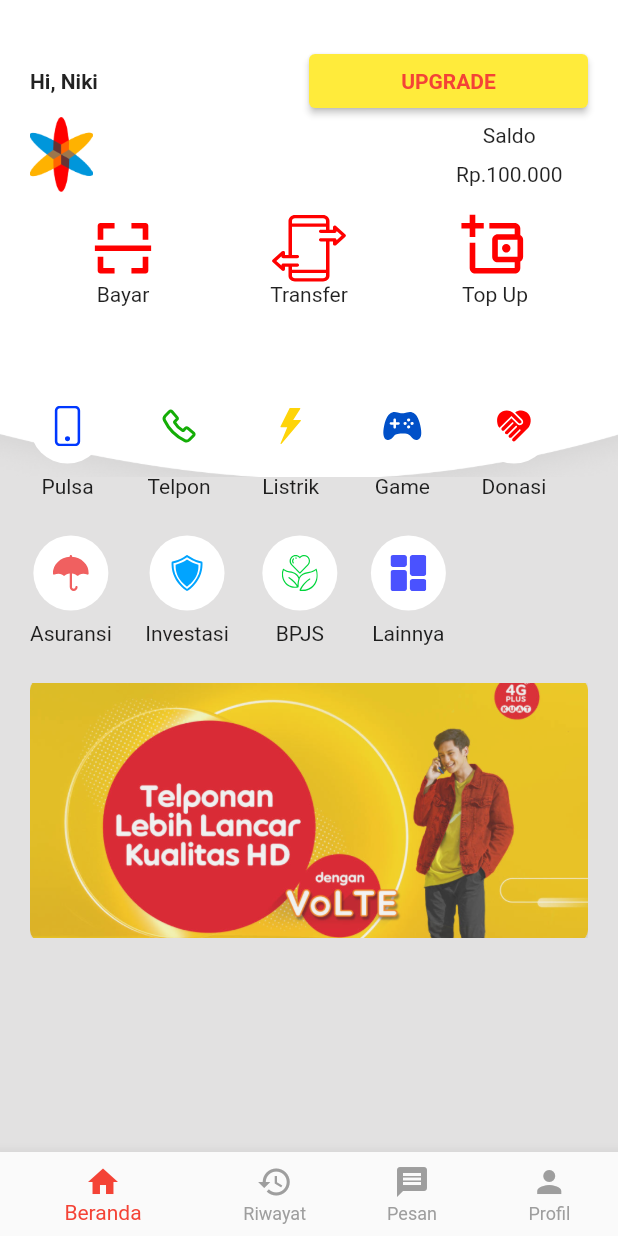
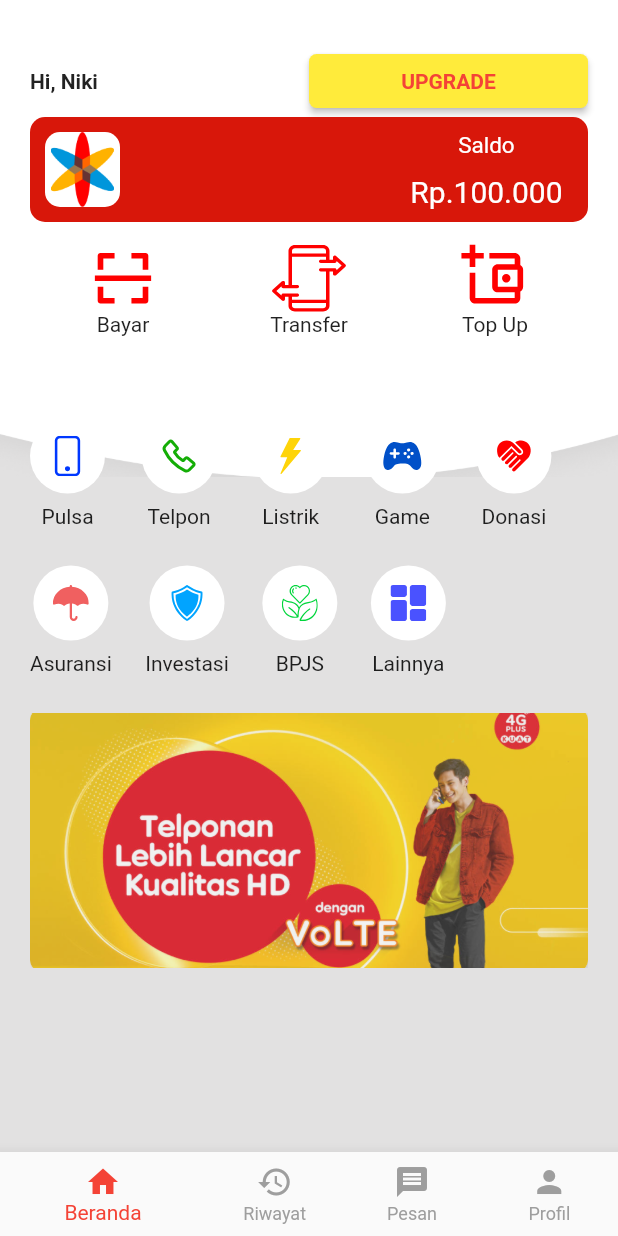
Before and after one commit to finnn28/infoin_ewallet, a Flutter app: the screen it shows after launch, after a tap on "Login", on a phone screen of 412 x 824 dp. Run offline on Flutter 3.47's test engine with Material 3 defaults, Android fonts, the phone set to English and light mode, and no system bars; our stand-ins replace flutter_svg.

Commit message:
Refactor: Update code

```diff
--- a/lib/Pages/home.dart
+++ b/lib/Pages/home.dart
@@ -50,6 +50,22 @@
     setState(() {
       _selectedIndex = index;
     });
+    switch (index) {
+      case 0:
+        Navigator.pushReplacementNamed(context, '/home');
+        break;
+      case 1:
+        Navigator.pushReplacementNamed(context, '/riwayat');
+        break;
+      case 2:
+        Navigator.pushReplacementNamed(context, '/pesan');
+        break;
+      case 3:
+        Navigator.pushReplacementNamed(context, '/profile');
+        break;
+      default:
+        throw Exception('Invalid index');
+    }
   }
 
   @override
@@ -82,6 +98,11 @@
                     )),
                     Expanded(
                         child: ElevatedButton(
+                            style: ElevatedButton.styleFrom(
+                              shape: RoundedRectangleBorder(
+                                borderRadius: BorderRadius.circular(5),
+                              ),
+                            ),
                             onPressed: () {
                               Navigator.push(
                                 context,
@@ -97,31 +118,60 @@
                             ))),
                   ],
                 ),
-                Row(
+                Container(
+                  width: double.infinity,
+                  height: 70,
+                  decoration: BoxDecoration(
+                    color: const Color.fromARGB(255, 216, 23, 10),
+                    borderRadius: BorderRadius.all(Radius.circular(10.0)),
+                  ),
+                  child: Row(
                     mainAxisAlignment: MainAxisAlignment.spaceBetween,
                     children: [
-                    Expanded(
+                      Padding(
+                        padding: const EdgeInsets.all(10.0),
+                        child: Container(
+                          width: 50,
+                          height: 50,
+                          decoration: BoxDecoration(
+                            color: Colors.white,
+                            borderRadius:
+                                BorderRadius.all(Radius.circular(10.0)),
+                          ),
+                          child: Center(
                               child: Image.asset(
                             'assets/images/img_image_1.png',
                             height: 50,
                             alignment: Alignment.centerLeft,
                           )),
+                        ),
+                      ),
                       const Padding(
                         padding: EdgeInsets.only(right: 17),
                         child: Column(
                           children: [
+                            SizedBox(
+                              height: 10,
+                            ),
                             Align(
                               alignment: Alignment.centerRight,
-                            child: Text("Saldo"),
+                              child: Text(
+                                "Saldo",
+                                style: TextStyle(
+                                    color: Colors.white, fontSize: 15),
+                              ),
                             ),
                             SizedBox(
                               height: 10,
                             ),
-                          Text("Rp.100.000"),
+                            Text("Rp.100.000",
+                                style: TextStyle(
+                                    color: Colors.white, fontSize: 20)),
                           ],
                         ),
                       )
                     ],
+                  ),
                 ),
                 const SizedBox(height: 15),
                 Expanded(
@@ -131,16 +181,53 @@
                     Row(
                       children: [
                         Expanded(
+                            child: GestureDetector(
+                          onTap: () {
+                            Navigator.push(
+                              context,
+                              MaterialPageRoute(builder: (context) => Bayar()),
+                            );
+                          },
                           child: SvgPicture.asset(
                               'assets/images/img_bx_bx_scan.svg'),
+                        )),
+                        Expanded(
+                          child: GestureDetector(
+                            onTap: () {
+                              Navigator.push(
+                                context,
+                                MaterialPageRoute(
+                                  builder: (context) => Transfer(
+                                    currentBalance: 0.0,
+                                    wallet: Wallet(),
+                                    updateBalance: (double) {},
                                   ),
-                        Expanded(
+                                  // Gantilah Walet() dengan objek wallet yang sesuai
+                                ),
+                              );
+                            },
                           child: SvgPicture.asset(
                               'assets/images/img_transaction_1.svg'),
                           ),
+                        ),
                         Expanded(
+                          child: GestureDetector(
+                            onTap: () {
+                              Navigator.push(
+                                context,
+                                MaterialPageRoute(
+                                  builder: (context) => TopUp(
+                                    currentBalance: 0.0,
+                                    wallet: Wallet(),
+                                    updateBalance: (double) {},
+                                  ),
+                                  // Gantilah Walet() dengan objek wallet yang sesuai
+                                ),
+                              );
+                            },
                           child: SvgPicture.asset(
                               'assets/images/img_mdi_wallet_plus_outline.svg'),
+                          ),
                         ),
                       ],
                     ),
--- a/lib/main.dart
+++ b/lib/main.dart
@@ -1,5 +1,9 @@
 import 'package:flutter/material.dart';
 import 'package:infoin_ewallet/Pages/Auth/login.dart';
+import 'package:infoin_ewallet/Pages/home.dart';
+import 'package:infoin_ewallet/Pages/pesan.dart';
+import 'package:infoin_ewallet/Pages/profile.dart';
+import 'package:infoin_ewallet/Pages/riwayat.dart';
 
 void main() {
   runApp(const MainApp());
@@ -17,7 +21,13 @@
         useMaterial3: false,
       ),
       debugShowCheckedModeBanner: false,
-      home: const Login()
+      home: const Login(),
+      routes: {
+        '/home': (context) => const Home(),
+        '/riwayat': (context) => const Riwayat(),
+        '/profile': (context) => const Profile(),
+        '/pesan': (context) => const Pesan(),
+      },
     );
   }
 }
```
Lines whose indentation alone changed are shown as unchanged.
